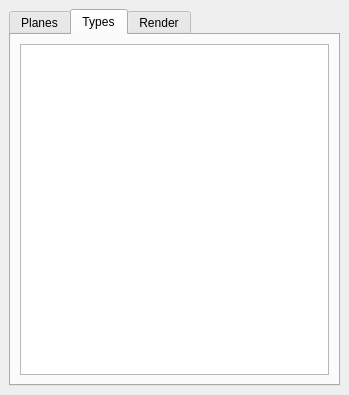
First picture: the form in layoutvisibles.ui, repository libresilicon/qtflow, before the edit.
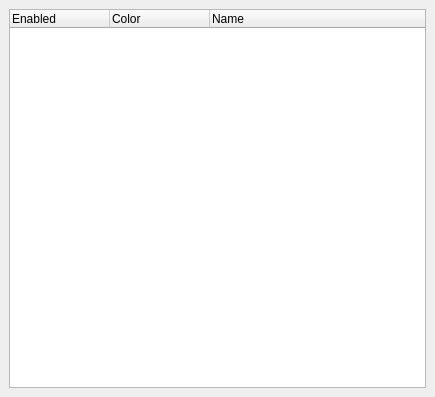
Second picture: the form after the edit.

```diff
--- a/layoutvisibles.ui
+++ b/layoutvisibles.ui
@@ -6,8 +6,8 @@
    <rect>
     <x>0</x>
     <y>0</y>
-    <width>349</width>
-    <height>395</height>
+    <width>435</width>
+    <height>397</height>
    </rect>
   </property>
   <property name="windowTitle">
@@ -16,40 +16,22 @@
   <widget class="QWidget" name="dockWidgetContents">
    <layout class="QVBoxLayout" name="verticalLayout">
     <item>
-     <widget class="QTabWidget" name="tabs">
-      <property name="currentIndex">
-       <number>1</number>
-      </property>
-      <widget class="QWidget" name="planes">
-       <attribute name="title">
-        <string>Planes</string>
-       </attribute>
-       <layout class="QVBoxLayout" name="verticalLayout_2">
-        <item>
-         <widget class="QListWidget" name="planesList"/>
-        </item>
-       </layout>
-      </widget>
-      <widget class="QWidget" name="types">
-       <attribute name="title">
-        <string>Types</string>
-       </attribute>
-       <layout class="QVBoxLayout" name="verticalLayout_4">
-        <item>
-         <widget class="QListWidget" name="listWidget"/>
-        </item>
-       </layout>
-      </widget>
-      <widget class="QWidget" name="render">
-       <attribute name="title">
-        <string>Render</string>
-       </attribute>
-       <layout class="QVBoxLayout" name="verticalLayout_3">
-        <item>
-         <widget class="QListWidget" name="renderList"/>
-        </item>
-       </layout>
-      </widget>
+     <widget class="QTreeWidget" name="typesTree">
+      <column>
+       <property name="text">
+        <string>Enabled</string>
+       </property>
+      </column>
+      <column>
+       <property name="text">
+        <string>Color</string>
+       </property>
+      </column>
+      <column>
+       <property name="text">
+        <string>Name</string>
+       </property>
+      </column>
      </widget>
     </item>
    </layout>
```
